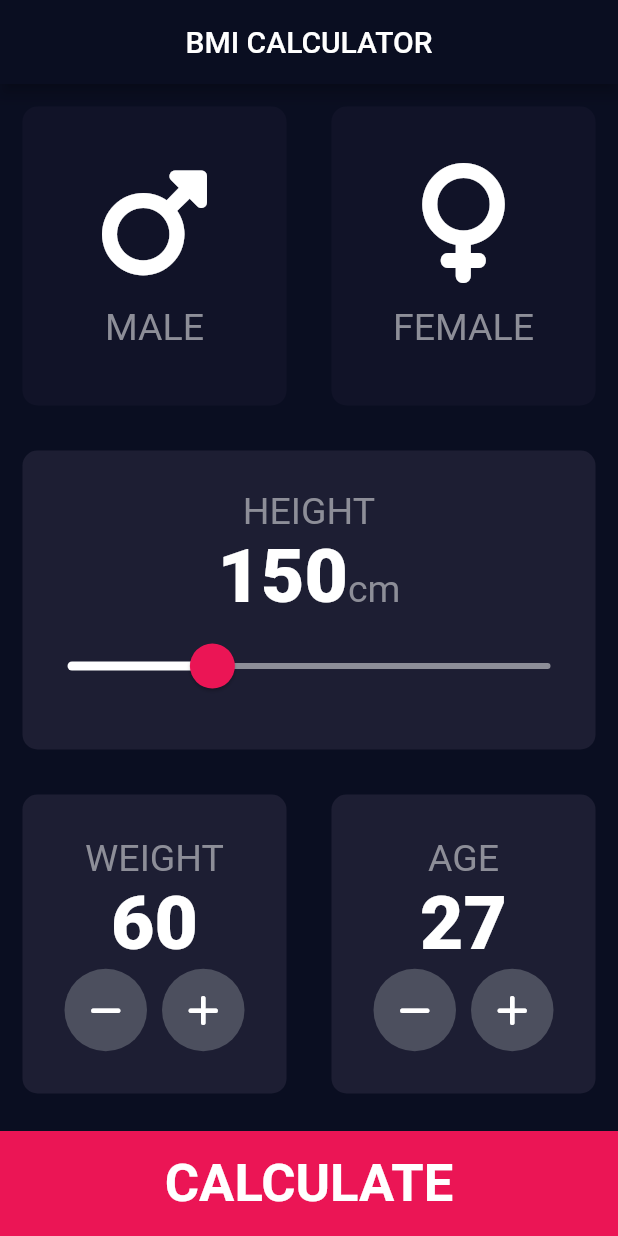
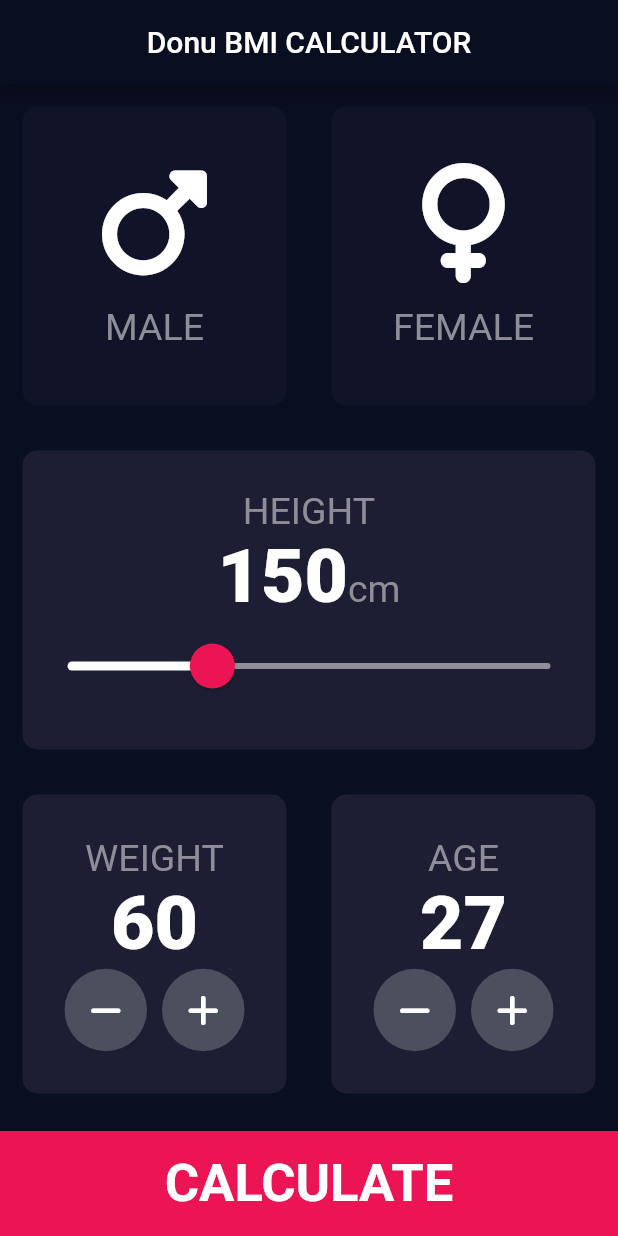
Before and after one commit to abiodunosagie/BMI-Calculator, a Flutter app: the screen it shows after launch, on a phone screen of 412 x 824 dp. Run offline on Flutter 3.47's test engine with Material 2 defaults, Android fonts, the phone set to English and light mode, and no system bars; our stand-ins replace font_awesome_flutter.

Commit message:
Added a word "Donu", in the title bar of the input page.

```diff
--- a/lib/Screens/input_Page.dart
+++ b/lib/Screens/input_Page.dart
@@ -27,7 +27,7 @@ class _InputPageState extends State<InputPage> {
   Widget build(BuildContext context) {
     return Scaffold(
         appBar: AppBar(
-          title: const Text('BMI CALCULATOR'),
+          title: const Text('Donu BMI CALCULATOR'),
           centerTitle: true,
           backgroundColor: kAppBarCustomColor,
         ),
```
